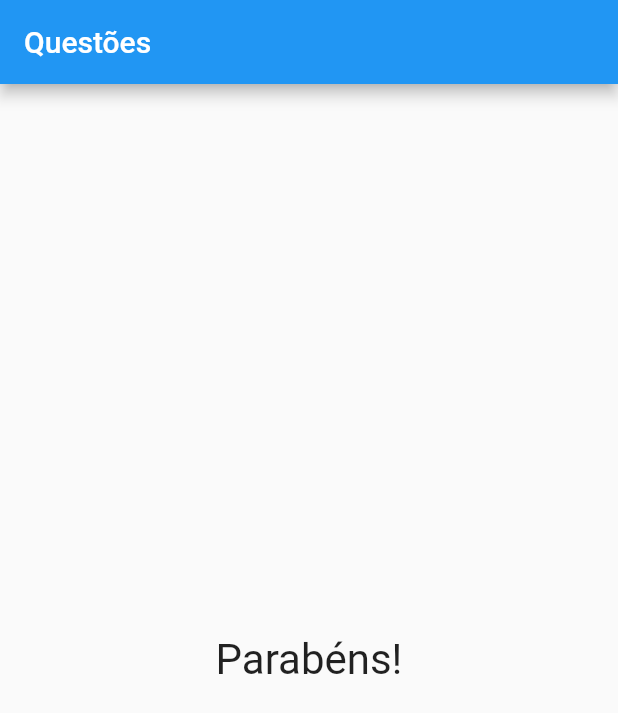
After one commit to vinicim/quiz-flutter, a Flutter app: the screen it shows after launch, after a tap on "Preto", after a tap on "Golden Retrivier", after a tap on "VW GTI", on a phone screen of 412 x 824 dp. The commit adds this screen. Shown: the top 713 px of the screen. Run offline on Flutter 3.47's test engine with Material 2 defaults, Android fonts, the phone set to English and light mode, and no system bars; missing offline and left inert: dart:html.

Commit message:
Utilização de spread operator; controle da navegação do questionário, limite; componente para resultado

```diff
--- a/lib/main.dart
+++ b/lib/main.dart
@@ -1,46 +1,54 @@
 import 'package:flutter/material.dart';
-import 'package:quiz/questaoRespostas.dart';
-import 'package:quiz/questaoRespostasModel.dart';
+import 'package:quiz/questionario.dart';
+import 'package:quiz/questionarioModel.dart';
+import 'package:quiz/resultado.dart';
 
 void main() => runApp(QuizApp());
 
-//instanciar um objeto PerguntaResposta
+//instanciar um objeto QuestaoResposta
 
 //classe que gerencia o estado
-class _PerguntaAppState extends State<QuizApp> {
-  var _perguntaSelecionada = 0;
+class _QuestaoAppState extends State<QuizApp> {
+  var _questaoSelecionada = 0;
+  List<QuestionarioModel> _questionarioModelLista = [];
+
+  QuestionarioModel questionario1 = QuestionarioModel(
+      'Qual sua cor favorita?', ['Preto', 'Branco', 'Azul', 'Vermelho']);
+  QuestionarioModel questionario2 = QuestionarioModel(
+      'Qual sua raça de cão favorita?', [
+    'Bulldog Francês',
+    'Golden Retrivier',
+    'Pastor Alemão',
+    'Border Coolie'
+  ]);
+  QuestionarioModel questionario3 = QuestionarioModel(
+      'Qual carro gostaria de ter nomento?',
+      ['VW GTI', 'Audi A3', 'VW Fusca', 'BMW 320i']);
 
   void _responder() {
     setState(() {
-      _perguntaSelecionada++;
+      if (temQuestaoSelecionada) _questaoSelecionada++;
     });
+  }
+
+  bool get temQuestaoSelecionada {
+    return _questaoSelecionada < _questionarioModelLista.length;
   }
 
   @override
   Widget build(BuildContext context) {
-    QuestaoRespostasModel perguntaRespostas1 = QuestaoRespostasModel(
-        'Qual sua cor favorita?', ['Preto', 'Branco', 'Azul', 'Vermelho']);
-    QuestaoRespostasModel perguntaRespostas2 = QuestaoRespostasModel(
-        'Qual sua raça de cão favorita?', [
-      'Bulldog Francês',
-      'Golden Retrivier',
-      'Pastor Alemão',
-      'Border Coolie'
-    ]);
-    QuestaoRespostasModel perguntaRespostas3 = QuestaoRespostasModel(
-        'Qual carro gostaria de ter nomento?',
-        ['VW GTI', 'Audi A3', 'VW Fusca', 'BMW 320i']);
-
-    var questaoRepostasModelLista = <QuestaoRespostasModel>[];
-    questaoRepostasModelLista.add(perguntaRespostas1);
-    questaoRepostasModelLista.add(perguntaRespostas2);
-    questaoRepostasModelLista.add(perguntaRespostas3);
+    _questionarioModelLista.clear();
+    _questionarioModelLista.add(questionario1);
+    _questionarioModelLista.add(questionario2);
+    _questionarioModelLista.add(questionario3);
 
     return MaterialApp(
       home: Scaffold(
-          appBar: AppBar(title: Text('Perguntas')),
-          body: QuestaoRespostas(
-              questaoRepostasModelLista[_perguntaSelecionada], _responder)),
+          appBar: AppBar(title: Text('Questões')),
+          body: temQuestaoSelecionada
+              ? Questionario(
+                  _questionarioModelLista[_questaoSelecionada], _responder)
+              : Resultado()),
     );
   }
 }
@@ -48,7 +56,7 @@ class _PerguntaAppState extends State<QuizApp> {
 //root widget
 class QuizApp extends StatefulWidget {
   @override
-  _PerguntaAppState createState() {
-    return _PerguntaAppState();
+  _QuestaoAppState createState() {
+    return _QuestaoAppState();
   }
 }
--- a/lib/questaoRespostasModel.dart
+++ b/lib/questionarioModel.dart
@@ -1,5 +1,5 @@
-class QuestaoRespostasModel {
-  QuestaoRespostasModel(this._pergunta, this._respostas);
+class QuestionarioModel {
+  QuestionarioModel(this._pergunta, this._respostas);
 
   String? _pergunta;
   List<String>? _respostas;
--- /dev/null
+++ b/lib/resultado.dart
@@ -0,0 +1,15 @@
+import 'package:flutter/cupertino.dart';
+
+class Resultado extends StatelessWidget {
+  @override
+  Widget build(BuildContext context) {
+    return Container(
+      child: Center(
+        child: Text(
+          'Parabéns!',
+          style: TextStyle(fontSize: 28),
+        ),
+      ),
+    );
+  }
+}
```
Also changed, not shown: lib/questionario.dart (renamed from lib/questaoRespostas.dart, +6 -6 lines).
